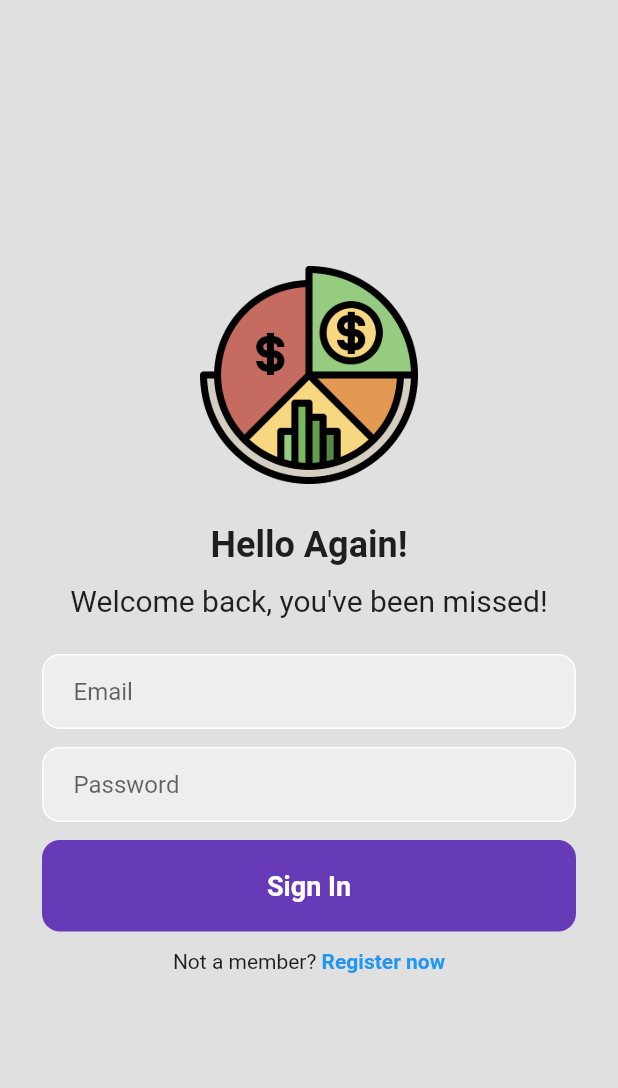
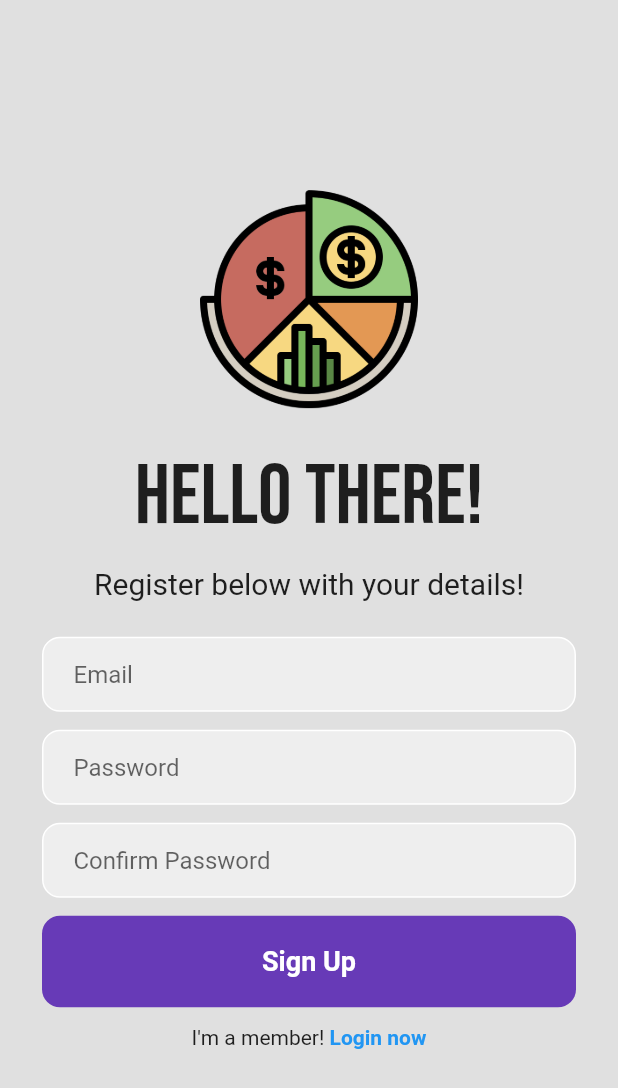
Before and after one commit to Riznokril/Costs_manager, a Flutter app: the screen it shows after launch, on a phone screen of 412 x 824 dp. Shown: the top 1088 px of the screen. Run offline on Flutter 3.47's test engine with Material 2 defaults, Android fonts, the phone set to English and light mode, and no system bars; our stand-ins replace firebase_auth, firebase_core, google_fonts; accounts and stored records are empty.

Commit message:
Register ui and registration

```diff
--- a/costs_manager_flutter_application/lib/main.dart
+++ b/costs_manager_flutter_application/lib/main.dart
@@ -1,4 +1,4 @@
-import 'package:costs_manager_flutter_application/screens/login_page.dart';
+import 'package:costs_manager_flutter_application/screens/main_page.dart';
 import 'package:firebase_core/firebase_core.dart';
 import 'package:flutter/material.dart';
 
@@ -20,7 +20,7 @@ class MyApp extends StatelessWidget {
       theme: ThemeData(
         primarySwatch: Colors.blue,
       ),
-      home: LoginPage(),
+      home: MainPage(),
     );
   }
 }
--- /dev/null
+++ b/costs_manager_flutter_application/lib/screens/auth_page.dart
@@ -0,0 +1,30 @@
+import 'package:costs_manager_flutter_application/screens/login_page.dart';
+import 'package:costs_manager_flutter_application/screens/register_page.dart';
+import 'package:flutter/material.dart';
+
+class AuthPage extends StatefulWidget {
+  AuthPage({Key? key}) : super(key: key);
+
+  @override
+  State<AuthPage> createState() => _AuthPageState();
+}
+
+class _AuthPageState extends State<AuthPage> {
+  // initially, show the login page
+  bool showLoginPage = false;
+
+  void toggleScreens() {
+    setState(() {
+      showLoginPage = !showLoginPage;
+    });
+  }
+
+  @override
+  Widget build(BuildContext context) {
+    if (showLoginPage) {
+      return LoginPage(showRegisterPage: toggleScreens);
+    } else {
+      return RegisterPage(showLoginPage: toggleScreens);
+    }
+  }
+}
--- /dev/null
+++ b/costs_manager_flutter_application/lib/screens/main_page.dart
@@ -0,0 +1,24 @@
+import 'package:costs_manager_flutter_application/screens/auth_page.dart';
+import 'package:costs_manager_flutter_application/screens/home_page.dart';
+import 'package:firebase_auth/firebase_auth.dart';
+import 'package:flutter/material.dart';
+
+class MainPage extends StatelessWidget {
+  const MainPage({Key? key}) : super(key: key);
+
+  @override
+  Widget build(BuildContext context) {
+    return Scaffold(
+      body: StreamBuilder<User?>(
+        stream: FirebaseAuth.instance.authStateChanges(),
+        builder: (context, snapshot) {
+          if (snapshot.hasData) {
+            return HomePage();
+          } else {
+            return AuthPage();
+          }
+        },
+      ),
+    );
+  }
+}
--- /dev/null
+++ b/costs_manager_flutter_application/lib/screens/register_page.dart
@@ -0,0 +1,196 @@
+import 'package:firebase_auth/firebase_auth.dart';
+import 'package:flutter/material.dart';
+import 'package:google_fonts/google_fonts.dart';
+
+class RegisterPage extends StatefulWidget {
+  final VoidCallback showLoginPage;
+  RegisterPage({
+    Key? key,
+    required this.showLoginPage,
+  }) : super(key: key);
+
+  @override
+  State<RegisterPage> createState() => _RegisterPageState();
+}
+
+class _RegisterPageState extends State<RegisterPage> {
+  // text controllers
+  final _emailController = TextEditingController();
+  final _passwordController = TextEditingController();
+  final _confirmPasswordController = TextEditingController();
+
+  Future signUp() async {
+    if (passwordConfirm()) {
+      FirebaseAuth.instance.createUserWithEmailAndPassword(
+        email: _emailController.text.trim(),
+        password: _passwordController.text.trim(),
+      );
+    }
+  }
+
+  bool passwordConfirm() {
+    if (_passwordController.text.trim() ==
+        _confirmPasswordController.text.trim()) {
+      return true;
+    } else {
+      return false;
+    }
+  }
+
+  @override
+  void dispose() {
+    _emailController.dispose();
+    _passwordController.dispose();
+    _confirmPasswordController.dispose();
+    super.dispose();
+  }
+
+  @override
+  Widget build(BuildContext context) {
+    return Scaffold(
+      backgroundColor: Colors.grey[300],
+      body: SafeArea(
+        child: Padding(
+          padding: const EdgeInsets.symmetric(vertical: 12.0, horizontal: 28.0),
+          child: Center(
+            child: SingleChildScrollView(
+              child: Column(
+                mainAxisAlignment: MainAxisAlignment.center,
+                children: [
+                  // Logo
+                  Image.asset(
+                    'lib/assets/images/logo.png',
+                    width: 150,
+                    height: 150,
+                  ),
+                  SizedBox(height: 24),
+
+                  // Hello There!
+                  Text(
+                    "Hello There!",
+                    style: GoogleFonts.bebasNeue(
+                      fontSize: 56,
+                    ),
+                  ),
+                  SizedBox(height: 12.0),
+
+                  // Register below with your details!
+                  Text(
+                    "Register below with your details!",
+                    style: TextStyle(
+                      fontSize: 20,
+                    ),
+                  ),
+                  SizedBox(
+                    height: 24.0,
+                  ),
+
+                  // email TextField
+                  Container(
+                    decoration: BoxDecoration(
+                      color: Colors.grey[200],
+                      border: Border.all(color: Colors.white),
+                      borderRadius: BorderRadius.circular(12.0),
+                    ),
+                    child: Padding(
+                      padding: const EdgeInsets.symmetric(horizontal: 20.0),
+                      child: TextField(
+                        controller: _emailController,
+                        decoration: InputDecoration(
+                          border: InputBorder.none,
+                          hintText: "Email",
+                        ),
+                      ),
+                    ),
+                  ),
+                  SizedBox(height: 12.0),
+
+                  // password TextField
+                  Container(
+                    decoration: BoxDecoration(
+                      color: Colors.grey[200],
+                      border: Border.all(color: Colors.white),
+                      borderRadius: BorderRadius.circular(12.0),
+                    ),
+                    child: Padding(
+                      padding: const EdgeInsets.symmetric(horizontal: 20.0),
+                      child: TextField(
+                        obscureText: true,
+                        controller: _passwordController,
+                        decoration: InputDecoration(
+                          border: InputBorder.none,
+                          hintText: "Password",
+                        ),
+                      ),
+                    ),
+                  ),
+                  SizedBox(height: 12.0),
+
+                  // confirm password TextField
+                  Container(
+                    decoration: BoxDecoration(
+                      color: Colors.grey[200],
+                      border: Border.all(color: Colors.white),
+                      borderRadius: BorderRadius.circular(12.0),
+                    ),
+                    child: Padding(
+                      padding: const EdgeInsets.symmetric(horizontal: 20.0),
+                      child: TextField(
+                        obscureText: true,
+                        controller: _confirmPasswordController,
+                        decoration: InputDecoration(
+                          border: InputBorder.none,
+                          hintText: "Confirm Password",
+                        ),
+                      ),
+                    ),
+                  ),
+                  SizedBox(height: 12.0),
+
+                  // sign in button
+                  GestureDetector(
+                    onTap: signUp,
+                    child: Container(
+                      padding: EdgeInsets.all(20.0),
+                      decoration: BoxDecoration(
+                        color: Colors.deepPurple,
+                        borderRadius: BorderRadius.circular(12.0),
+                      ),
+                      child: Center(
+                        child: Text(
+                          "Sign Up",
+                          style: TextStyle(
+                            color: Colors.white,
+                            fontWeight: FontWeight.bold,
+                            fontSize: 18.0,
+                          ),
+                        ),
+                      ),
+                    ),
+                  ),
+                  SizedBox(height: 12.0),
+
+                  // I'm a member! register now
+                  Row(
+                    mainAxisAlignment: MainAxisAlignment.center,
+                    children: [
+                      Text("I'm a member! "),
+                      GestureDetector(
+                        onTap: widget.showLoginPage,
+                        child: Text("Login now",
+                            style: TextStyle(
+                              color: Colors.blue,
+                              fontWeight: FontWeight.bold,
+                            )),
+                      ),
+                    ],
+                  )
+                ],
+              ),
+            ),
+          ),
+        ),
+      ),
+    );
+  }
+}
```
Also changed, not shown: costs_manager_flutter_application/lib/screens/home_page.dart (added, +30 -0 lines), costs_manager_flutter_application/lib/screens/login_page.dart (+39 -6 lines), 1 other file.
